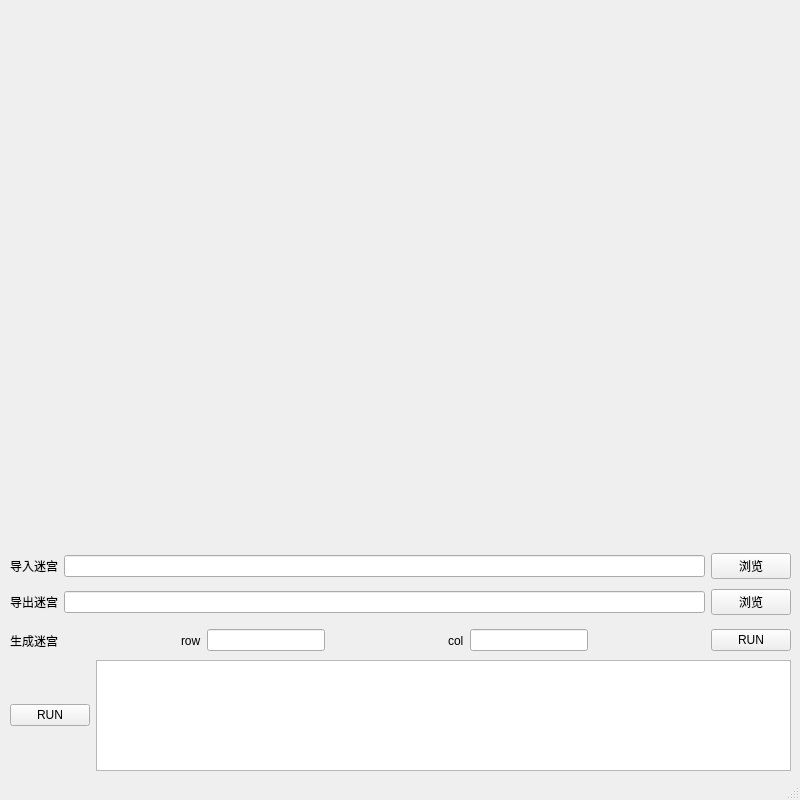
Above: Source/UI/mainwindows.ui from LouSF/DataStrcut_labyrinthos before the change. Below: the same form after it.
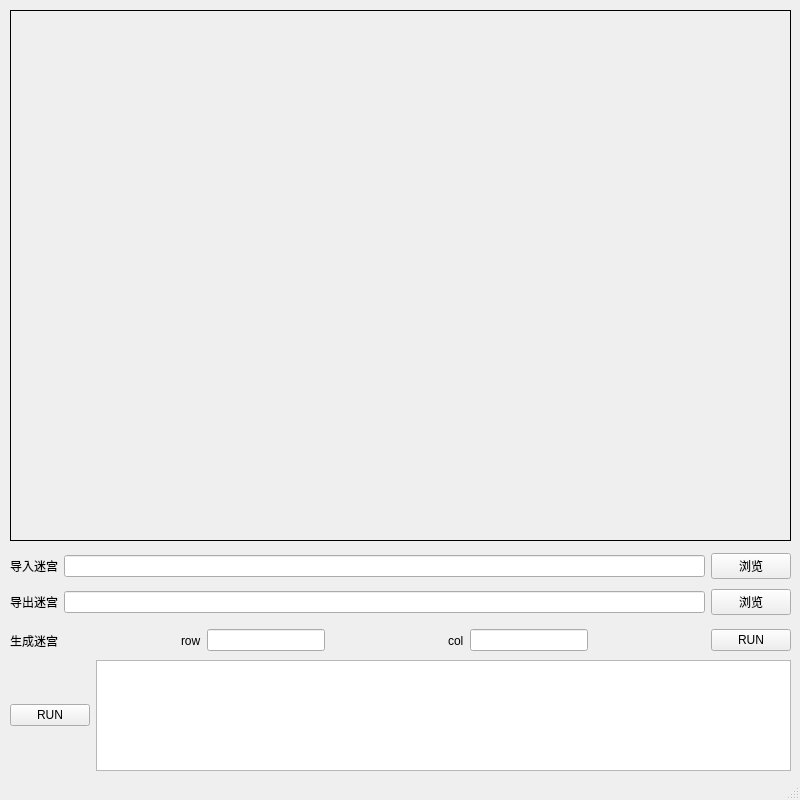
That is the form after the change.

```diff
--- a/Source/UI/mainwindows.ui
+++ b/Source/UI/mainwindows.ui
@@ -173,6 +173,28 @@
      </item>
     </layout>
    </widget>
+   <widget class="QFrame" name="maze">
+    <property name="geometry">
+     <rect>
+      <x>10</x>
+      <y>10</y>
+      <width>781</width>
+      <height>531</height>
+     </rect>
+    </property>
+    <property name="acceptDrops">
+     <bool>false</bool>
+    </property>
+    <property name="styleSheet">
+     <string notr="true">#maze{border:1px solid rgb(1,1,1)}</string>
+    </property>
+    <property name="frameShape">
+     <enum>QFrame::StyledPanel</enum>
+    </property>
+    <property name="frameShadow">
+     <enum>QFrame::Raised</enum>
+    </property>
+   </widget>
   </widget>
   <widget class="QStatusBar" name="statusbar"/>
  </widget>
```
